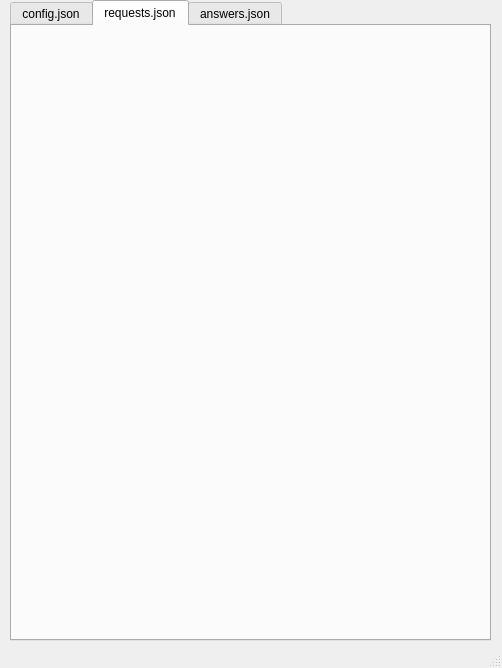
Above: controlPanel.ui from ZSergeyN/control_panel_for_search_engine before the change. Below: the same form after it.
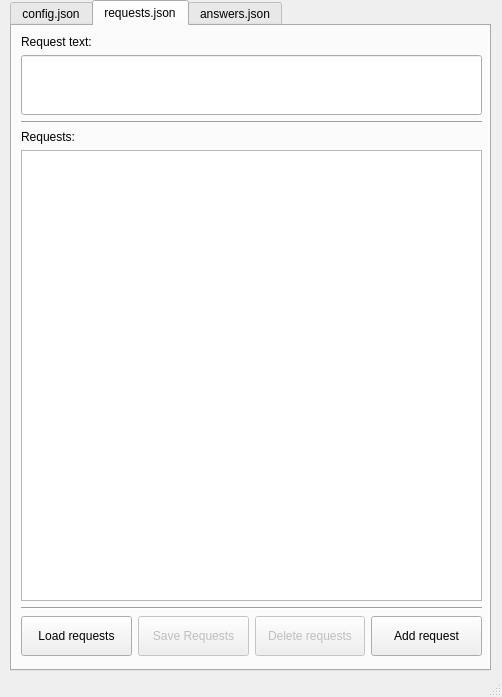
That is the form after the change. The open tabs and pages were chosen to show the change.

Commit message: Added management of requests.json files. Added the function of launching the search engine

```diff
--- a/controlPanel.ui
+++ b/controlPanel.ui
@@ -7,7 +7,7 @@
     <x>0</x>
     <y>0</y>
     <width>502</width>
-    <height>668</height>
+    <height>697</height>
    </rect>
   </property>
   <property name="sizePolicy">
@@ -26,7 +26,7 @@
       <x>10</x>
       <y>0</y>
       <width>481</width>
-      <height>641</height>
+      <height>671</height>
      </rect>
     </property>
     <property name="currentIndex">
@@ -224,6 +224,134 @@
      <attribute name="title">
       <string>requests.json</string>
      </attribute>
+     <widget class="QWidget" name="verticalLayoutWidget">
+      <property name="geometry">
+       <rect>
+        <x>9</x>
+        <y>9</y>
+        <width>461</width>
+        <height>621</height>
+       </rect>
+      </property>
+      <layout class="QVBoxLayout" name="verticalLayout">
+       <item>
+        <widget class="QLabel" name="label_6">
+         <property name="text">
+          <string>Request text:</string>
+         </property>
+        </widget>
+       </item>
+       <item>
+        <widget class="QLineEdit" name="textRequest">
+         <property name="minimumSize">
+          <size>
+           <width>0</width>
+           <height>60</height>
+          </size>
+         </property>
+         <property name="maximumSize">
+          <size>
+           <width>16777215</width>
+           <height>60</height>
+          </size>
+         </property>
+        </widget>
+       </item>
+       <item>
+        <widget class="Line" name="line_3">
+         <property name="orientation">
+          <enum>Qt::Orientation::Horizontal</enum>
+         </property>
+        </widget>
+       </item>
+       <item>
+        <widget class="QLabel" name="label_5">
+         <property name="text">
+          <string>Requests:</string>
+         </property>
+        </widget>
+       </item>
+       <item>
+        <widget class="QListWidget" name="listRequest">
+         <property name="enabled">
+          <bool>true</bool>
+         </property>
+        </widget>
+       </item>
+       <item>
+        <widget class="Line" name="line_4">
+         <property name="orientation">
+          <enum>Qt::Orientation::Horizontal</enum>
+         </property>
+        </widget>
+       </item>
+       <item>
+        <layout class="QHBoxLayout" name="horizontalLayout">
+         <item>
+          <widget class="QPushButton" name="requestsLoadButton">
+           <property name="minimumSize">
+            <size>
+             <width>0</width>
+             <height>40</height>
+            </size>
+           </property>
+           <property name="text">
+            <string>Load requests</string>
+           </property>
+          </widget>
+         </item>
+         <item>
+          <widget class="QPushButton" name="saveRequestsButton">
+           <property name="enabled">
+            <bool>false</bool>
+           </property>
+           <property name="minimumSize">
+            <size>
+             <width>0</width>
+             <height>40</height>
+            </size>
+           </property>
+           <property name="text">
+            <string>Save Requests</string>
+           </property>
+          </widget>
+         </item>
+         <item>
+          <widget class="QPushButton" name="requestsClearButton">
+           <property name="enabled">
+            <bool>false</bool>
+           </property>
+           <property name="minimumSize">
+            <size>
+             <width>0</width>
+             <height>40</height>
+            </size>
+           </property>
+           <property name="text">
+            <string>Delete requests</string>
+           </property>
+          </widget>
+         </item>
+         <item>
+          <widget class="QPushButton" name="requestAddButton">
+           <property name="enabled">
+            <bool>true</bool>
+           </property>
+           <property name="minimumSize">
+            <size>
+             <width>0</width>
+             <height>40</height>
+            </size>
+           </property>
+           <property name="text">
+            <string>Add request</string>
+           </property>
+          </widget>
+         </item>
+        </layout>
+       </item>
+      </layout>
+     </widget>
     </widget>
     <widget class="QWidget" name="tab">
      <attribute name="title">
```
Left out of the diff: 277 changed lines with no effect on the pictures.
